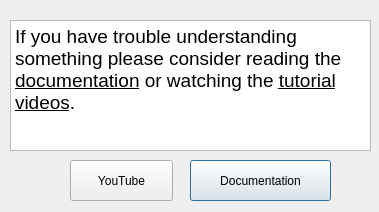
SapneshNaik/360fy-360_video_creator, file extra/help_dialog.ui: the form before one commit.
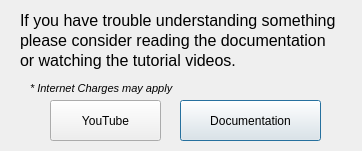
The form after the commit. Icons and pictures are not drawn.

Commit message: generated a Ui file for help dialog using QT designer

Patch:
```diff
--- a/extra/help_dialog.ui
+++ b/extra/help_dialog.ui
@@ -9,41 +9,34 @@
    <rect>
     <x>0</x>
     <y>0</y>
-    <width>379</width>
-    <height>212</height>
+    <width>362</width>
+    <height>151</height>
    </rect>
   </property>
   <property name="windowTitle">
    <string>Help</string>
   </property>
+  <property name="windowIcon">
+   <iconset>
+    <normaloff>../resource/logo.png</normaloff>../resource/logo.png</iconset>
+  </property>
+  <property name="layoutDirection">
+   <enum>Qt::LeftToRight</enum>
+  </property>
   <property name="autoFillBackground">
    <bool>false</bool>
   </property>
-  <widget class="QTextBrowser" name="textBrowser">
+  <property name="sizeGripEnabled">
+   <bool>false</bool>
+  </property>
+  <property name="modal">
+   <bool>false</bool>
+  </property>
+  <widget class="QPushButton" name="docButton">
    <property name="geometry">
     <rect>
-     <x>10</x>
-     <y>20</y>
-     <width>361</width>
-     <height>131</height>
-    </rect>
-   </property>
-   <property name="autoFillBackground">
-    <bool>true</bool>
-   </property>
-   <property name="html">
-    <string>&lt;!DOCTYPE HTML PUBLIC &quot;-//W3C//DTD HTML 4.0//EN&quot; &quot;http://www.w3.org/TR/REC-html40/strict.dtd&quot;&gt;
-&lt;html&gt;&lt;head&gt;&lt;meta name=&quot;qrichtext&quot; content=&quot;1&quot; /&gt;&lt;style type=&quot;text/css&quot;&gt;
-p, li { white-space: pre-wrap; }
-&lt;/style&gt;&lt;/head&gt;&lt;body style=&quot; font-family:'Ubuntu'; font-size:11pt; font-weight:400; font-style:normal;&quot;&gt;
-&lt;p style=&quot; margin-top:0px; margin-bottom:0px; margin-left:0px; margin-right:0px; -qt-block-indent:0; text-indent:0px;&quot;&gt;&lt;span style=&quot; font-size:14pt;&quot;&gt;If you have trouble understanding something please consider reading the &lt;/span&gt;&lt;span style=&quot; font-size:14pt; text-decoration: underline;&quot;&gt;documentation&lt;/span&gt;&lt;span style=&quot; font-size:14pt;&quot;&gt; or watching the &lt;/span&gt;&lt;span style=&quot; font-size:14pt; text-decoration: underline;&quot;&gt;tutorial videos&lt;/span&gt;&lt;span style=&quot; font-size:14pt;&quot;&gt;.&lt;/span&gt;&lt;/p&gt;&lt;/body&gt;&lt;/html&gt;</string>
-   </property>
-  </widget>
-  <widget class="QPushButton" name="pushButton">
-   <property name="geometry">
-    <rect>
-     <x>190</x>
-     <y>160</y>
+     <x>180</x>
+     <y>100</y>
      <width>141</width>
      <height>41</height>
     </rect>
@@ -59,9 +52,9 @@
   <widget class="QPushButton" name="pushButton_2">
    <property name="geometry">
     <rect>
-     <x>70</x>
-     <y>160</y>
-     <width>103</width>
+     <x>50</x>
+     <y>100</y>
+     <width>111</width>
      <height>41</height>
     </rect>
    </property>
@@ -73,6 +66,79 @@
      <normaloff>../../../Personal/YouTube-icon-full_color.png</normaloff>../../../Personal/YouTube-icon-full_color.png</iconset>
    </property>
   </widget>
+  <widget class="QLabel" name="label">
+   <property name="geometry">
+    <rect>
+     <x>20</x>
+     <y>10</y>
+     <width>331</width>
+     <height>21</height>
+    </rect>
+   </property>
+   <property name="font">
+    <font>
+     <pointsize>12</pointsize>
+    </font>
+   </property>
+   <property name="text">
+    <string>If you have trouble understanding something</string>
+   </property>
+  </widget>
+  <widget class="QLabel" name="label_2">
+   <property name="geometry">
+    <rect>
+     <x>20</x>
+     <y>30</y>
+     <width>321</width>
+     <height>21</height>
+    </rect>
+   </property>
+   <property name="font">
+    <font>
+     <pointsize>12</pointsize>
+    </font>
+   </property>
+   <property name="text">
+    <string>please consider reading the documentation</string>
+   </property>
+  </widget>
+  <widget class="QLabel" name="label_3">
+   <property name="geometry">
+    <rect>
+     <x>20</x>
+     <y>50</y>
+     <width>221</width>
+     <height>20</height>
+    </rect>
+   </property>
+   <property name="font">
+    <font>
+     <pointsize>12</pointsize>
+    </font>
+   </property>
+   <property name="text">
+    <string>or watching the tutorial videos.</string>
+   </property>
+  </widget>
+  <widget class="QLabel" name="label_4">
+   <property name="geometry">
+    <rect>
+     <x>30</x>
+     <y>80</y>
+     <width>211</width>
+     <height>17</height>
+    </rect>
+   </property>
+   <property name="font">
+    <font>
+     <pointsize>8</pointsize>
+     <italic>true</italic>
+    </font>
+   </property>
+   <property name="text">
+    <string>* Internet Charges may apply</string>
+   </property>
+  </widget>
  </widget>
  <resources/>
  <connections/>
```
Left out of the diff: 8 changed lines with no effect on the pictures.
